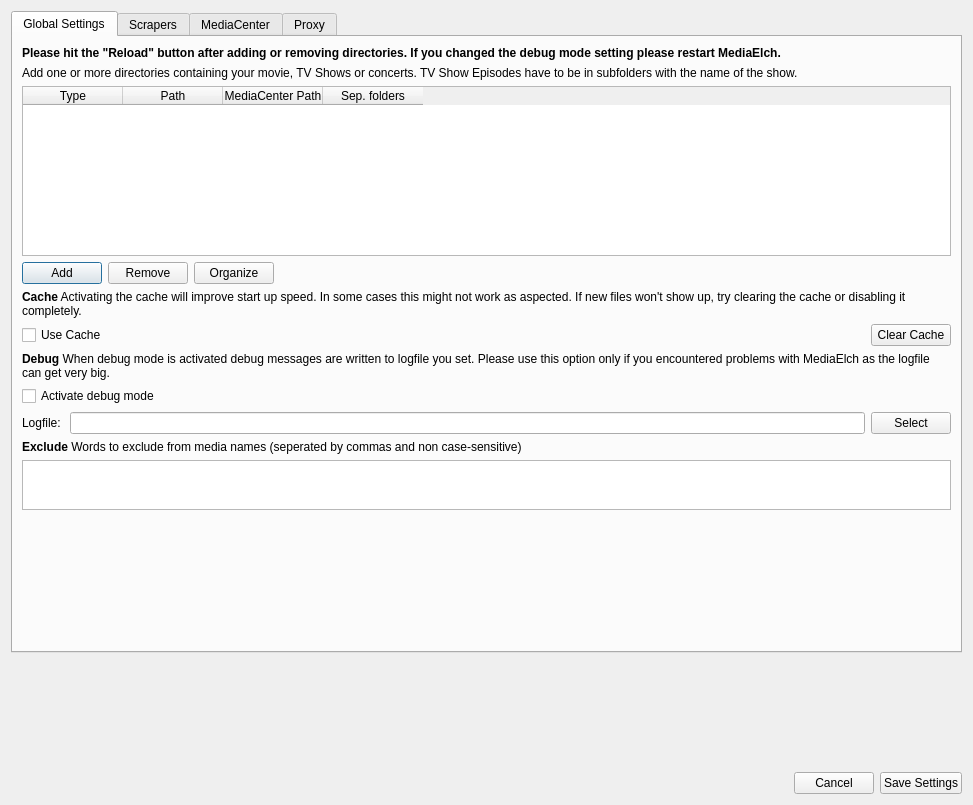
Qt form settings/SettingsWidget.ui (Komet/MediaElch) before a commit.
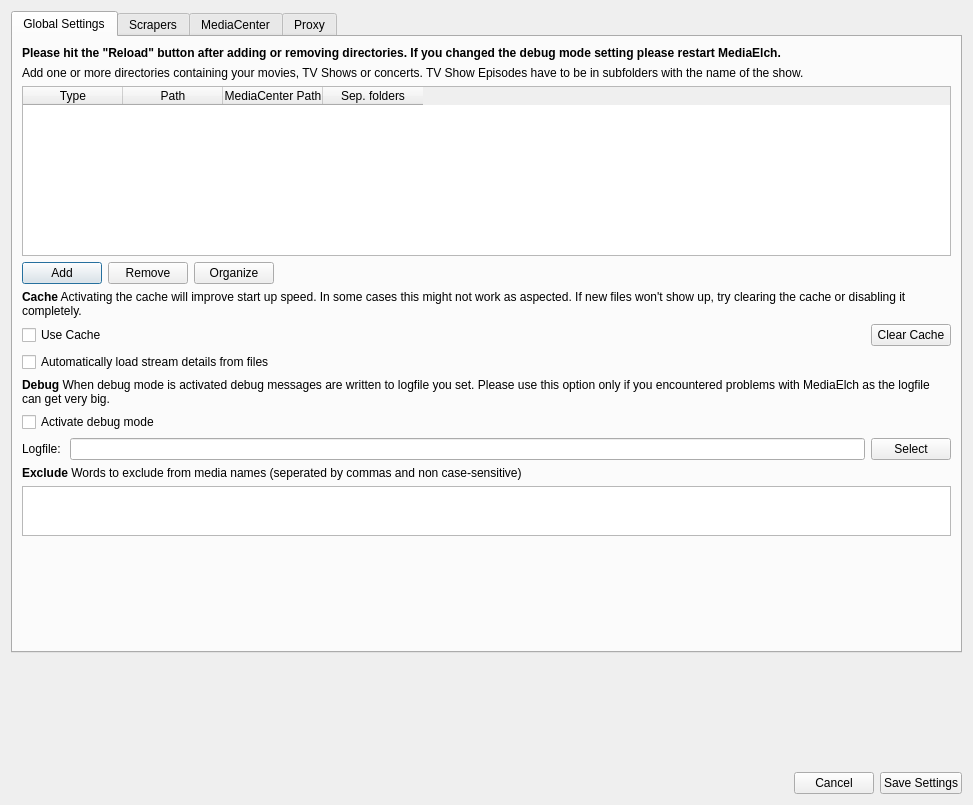
The same form after that commit. Icons and pictures are not drawn.

```diff
--- a/settings/SettingsWidget.ui
+++ b/settings/SettingsWidget.ui
@@ -81,7 +81,7 @@
       <attribute name="title">
        <string>Global Settings</string>
       </attribute>
-      <layout class="QVBoxLayout" name="verticalLayout_2" stretch="0,0,0,0,0,0,0,0,0,0,0,0">
+      <layout class="QVBoxLayout" name="verticalLayout_2" stretch="0,0,0,0,0,0,0,0,0,0,0,0,0">
        <item>
         <widget class="QLabel" name="label_12">
          <property name="font">
@@ -101,7 +101,7 @@
        <item>
         <widget class="QLabel" name="label">
          <property name="text">
-          <string>Add one or more directories containing your movie, TV Shows or concerts. TV Show Episodes have to be in subfolders with the name of the show.</string>
+          <string>Add one or more directories containing your movies, TV Shows or concerts. TV Show Episodes have to be in subfolders with the name of the show.</string>
          </property>
          <property name="wordWrap">
           <bool>true</bool>
@@ -235,6 +235,13 @@
          </item>
         </layout>
        </item>
+       <item>
+        <widget class="QCheckBox" name="chkAutoLoadStreamDetails">
+         <property name="text">
+          <string>Automatically load stream details from files</string>
+         </property>
+        </widget>
+       </item>
        <item>
         <widget class="QLabel" name="label_10">
          <property name="text">
```
